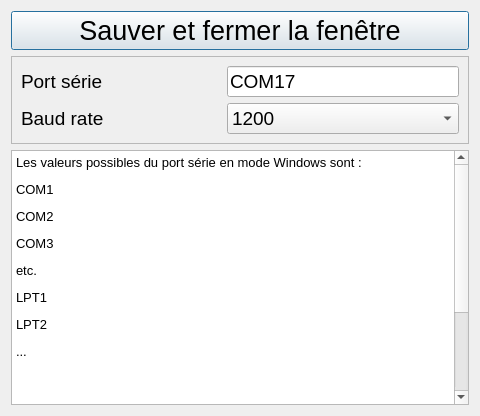
Above: Application/Fenetres/Connexion/fenetreconnexion.ui from NyleGregoryCOVARIANS/Stage_CNRS before the change. Below: the same form after it.
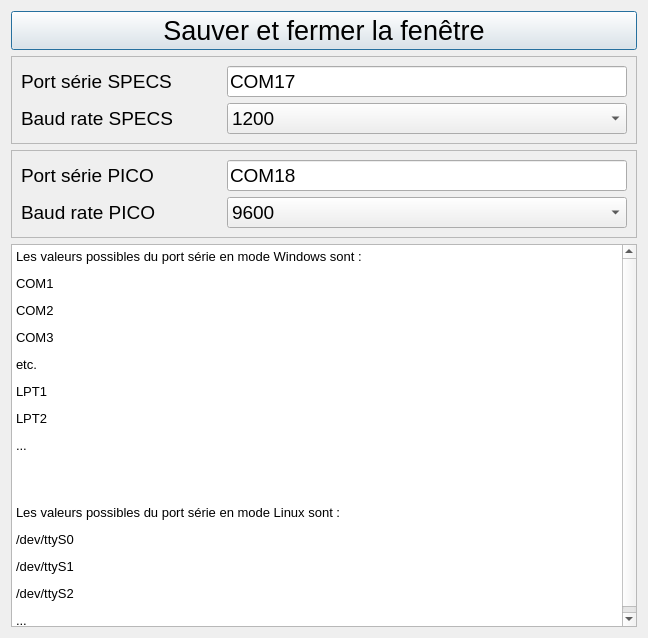
That is the form after the change.

What changed in the file:
```diff
--- a/Application/Fenetres/Connexion/fenetreconnexion.ui
+++ b/Application/Fenetres/Connexion/fenetreconnexion.ui
@@ -6,28 +6,16 @@
    <rect>
     <x>0</x>
     <y>0</y>
-    <width>480</width>
-    <height>416</height>
+    <width>648</width>
+    <height>638</height>
    </rect>
   </property>
   <property name="windowTitle">
    <string>Configuration RS232</string>
   </property>
   <layout class="QGridLayout" name="gridLayout">
-   <item row="0" column="0">
-    <widget class="QPushButton" name="pushButton_rs232">
-     <property name="font">
-      <font>
-       <pointsize>20</pointsize>
-      </font>
-     </property>
-     <property name="text">
-      <string>Sauver et fermer la fenêtre</string>
-     </property>
-    </widget>
-   </item>
    <item row="1" column="0">
-    <widget class="QFrame" name="frame">
+    <widget class="QFrame" name="frameSPECS">
      <property name="frameShape">
       <enum>QFrame::Shape::StyledPanel</enum>
      </property>
@@ -35,6 +23,51 @@
       <enum>QFrame::Shadow::Raised</enum>
      </property>
      <layout class="QGridLayout" name="gridLayout1">
+      <item row="0" column="1">
+       <layout class="QVBoxLayout" name="vboxLayout1">
+        <item>
+         <widget class="QLineEdit" name="lineEditSPECS">
+          <property name="font">
+           <font>
+            <pointsize>14</pointsize>
+           </font>
+          </property>
+          <property name="text">
+           <string>COM17</string>
+          </property>
+         </widget>
+        </item>
+        <item>
+         <widget class="QComboBox" name="comboBoxSPECS">
+          <property name="font">
+           <font>
+            <pointsize>14</pointsize>
+           </font>
+          </property>
+          <item>
+           <property name="text">
+            <string>1200</string>
+           </property>
+          </item>
+          <item>
+           <property name="text">
+            <string>2400</string>
+           </property>
+          </item>
+          <item>
+           <property name="text">
+            <string>4800</string>
+           </property>
+          </item>
+          <item>
+           <property name="text">
+            <string>9600</string>
+           </property>
+          </item>
+         </widget>
+        </item>
+       </layout>
+      </item>
       <item row="0" column="0">
        <layout class="QVBoxLayout" name="vboxLayout">
         <item>
@@ -51,7 +84,7 @@
            </font>
           </property>
           <property name="text">
-           <string>Port série</string>
+           <string>Port série SPECS</string>
           </property>
          </widget>
         </item>
@@ -63,61 +96,119 @@
            </font>
           </property>
           <property name="text">
-           <string>Baud rate</string>
+           <string>Baud rate SPECS</string>
           </property>
          </widget>
         </item>
        </layout>
       </item>
-      <item row="0" column="1">
-       <layout class="QVBoxLayout" name="vboxLayout1">
-        <item>
-         <widget class="QLineEdit" name="lineEdit">
-          <property name="font">
-           <font>
-            <pointsize>14</pointsize>
-           </font>
-          </property>
-          <property name="text">
-           <string>COM17</string>
-          </property>
-         </widget>
-        </item>
-        <item>
-         <widget class="QComboBox" name="comboBox">
+     </layout>
+    </widget>
+   </item>
+   <item row="0" column="0">
+    <widget class="QPushButton" name="pushButton_rs232">
           <property name="font">
            <font>
-            <pointsize>14</pointsize>
-           </font>
-          </property>
-          <item>
+       <pointsize>20</pointsize>
+      </font>
+     </property>
            <property name="text">
-            <string>1200</string>
-           </property>
-          </item>
-          <item>
-           <property name="text">
-            <string>2400</string>
-           </property>
-          </item>
-          <item>
-           <property name="text">
-            <string>4800</string>
-           </property>
-          </item>
-          <item>
-           <property name="text">
-            <string>9600</string>
-           </property>
-          </item>
-         </widget>
-        </item>
-       </layout>
-      </item>
-     </layout>
+      <string>Sauver et fermer la fenêtre</string>
+     </property>
     </widget>
    </item>
    <item row="2" column="0">
+    <widget class="QFrame" name="framePICO">
+     <property name="frameShape">
+      <enum>QFrame::Shape::StyledPanel</enum>
+     </property>
+     <property name="frameShadow">
+      <enum>QFrame::Shadow::Raised</enum>
+     </property>
+     <layout class="QGridLayout" name="gridLayout_2">
+      <item row="0" column="1">
+       <layout class="QVBoxLayout" name="vboxLayout3">
+        <item>
+         <widget class="QLineEdit" name="lineEditPICO">
+          <property name="font">
+           <font>
+            <pointsize>14</pointsize>
+           </font>
+          </property>
+          <property name="text">
+           <string>COM18</string>
+          </property>
+         </widget>
+        </item>
+        <item>
+         <widget class="QComboBox" name="comboBoxPICO">
+          <property name="font">
+           <font>
+            <pointsize>14</pointsize>
+           </font>
+          </property>
+          <item>
+           <property name="text">
+            <string>9600</string>
+           </property>
+          </item>
+          <item>
+           <property name="text">
+            <string>4800</string>
+           </property>
+          </item>
+          <item>
+           <property name="text">
+            <string>2400</string>
+           </property>
+          </item>
+          <item>
+           <property name="text">
+            <string>1200</string>
+           </property>
+          </item>
+         </widget>
+        </item>
+       </layout>
+      </item>
+      <item row="0" column="0">
+       <layout class="QVBoxLayout" name="vboxLayout2">
+        <item>
+         <widget class="QLabel" name="labelPICO_1">
+          <property name="minimumSize">
+           <size>
+            <width>200</width>
+            <height>0</height>
+           </size>
+          </property>
+          <property name="font">
+           <font>
+            <pointsize>14</pointsize>
+           </font>
+          </property>
+          <property name="text">
+           <string>Port série PICO</string>
+          </property>
+         </widget>
+        </item>
+        <item>
+         <widget class="QLabel" name="labelPICO_2">
+          <property name="font">
+           <font>
+            <pointsize>14</pointsize>
+           </font>
+          </property>
+          <property name="text">
+           <string>Baud rate PICO</string>
+          </property>
+         </widget>
+        </item>
+       </layout>
+      </item>
+     </layout>
+    </widget>
+   </item>
+   <item row="4" column="0">
     <widget class="QTextEdit" name="textEdit">
      <property name="html">
       <string notr="true">&lt;!DOCTYPE HTML PUBLIC &quot;-//W3C//DTD HTML 4.0//EN&quot; &quot;http://www.w3.org/TR/REC-html40/strict.dtd&quot;&gt;
```
Lines whose indentation alone changed are shown as unchanged.
